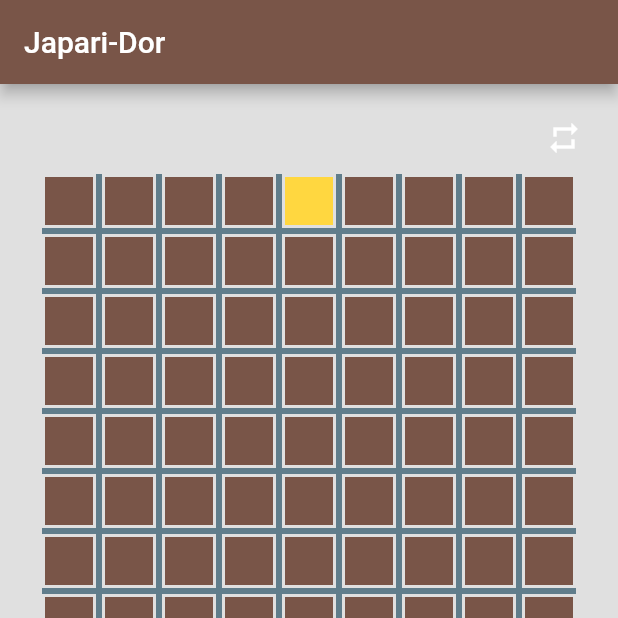
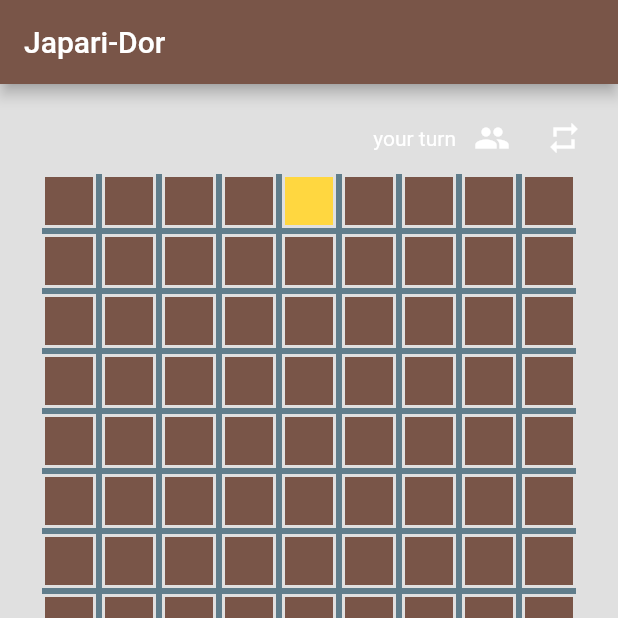
Before and after one commit to japari-dev/Japari-Dor, a Flutter app: the screen it shows after launch, after a tap on the "repeat" icon, on a phone screen of 412 x 824 dp, the top half of it. Run offline on Flutter 3.47's test engine with Material 2 defaults, Android fonts, the phone set to English and light mode, and no system bars; our stand-ins replace cloud_firestore; accounts and stored records are empty.

Commit message:
誰のターンかわかる

```diff
--- a/lib/components/game.dart
+++ b/lib/components/game.dart
@@ -11,9 +11,21 @@ class Game extends StatelessWidget {
     return Consumer<GameController>(
       builder: (context, game, child) => Column(
         children: [
-          Align(
-            alignment: Alignment.topRight,
-            child: IconButton(
+          Row(
+            mainAxisAlignment: MainAxisAlignment.end,
+            children: [
+              Text(
+                game.isYourTurn ? 'your turn' : 'other player\'s turn',
+                style: TextStyle(color: Colors.white),
+              ),
+              IconButton(
+                icon: Icon(Icons.people),
+                color: Colors.white,
+                onPressed: () {
+                  game.battle();
+                },
+              ),
+              IconButton(
                 icon: Icon(Icons.repeat),
                 color: Colors.white,
                 onPressed: () async {
@@ -21,6 +33,7 @@ class Game extends StatelessWidget {
                   game.join(0, gameRef.documentID);
                 },
               ),
+            ],
           ),
           Stack(
             children: <Widget>[
```
Also changed, not shown: lib/state/game_controller.dart (+12 -0 lines). Lines whose indentation alone changed are shown as unchanged.
